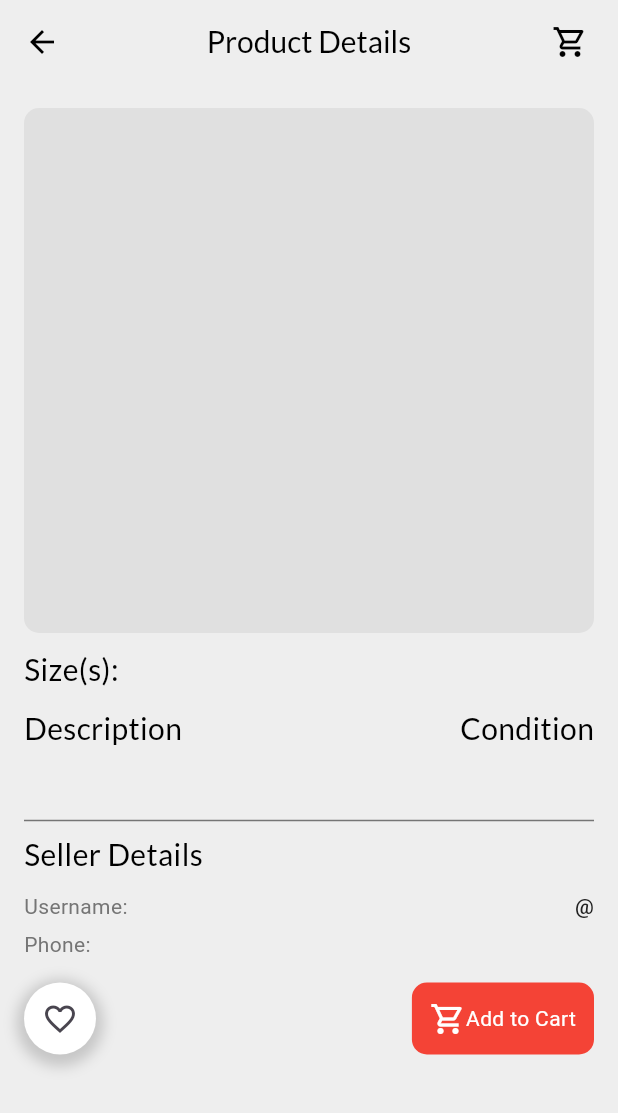
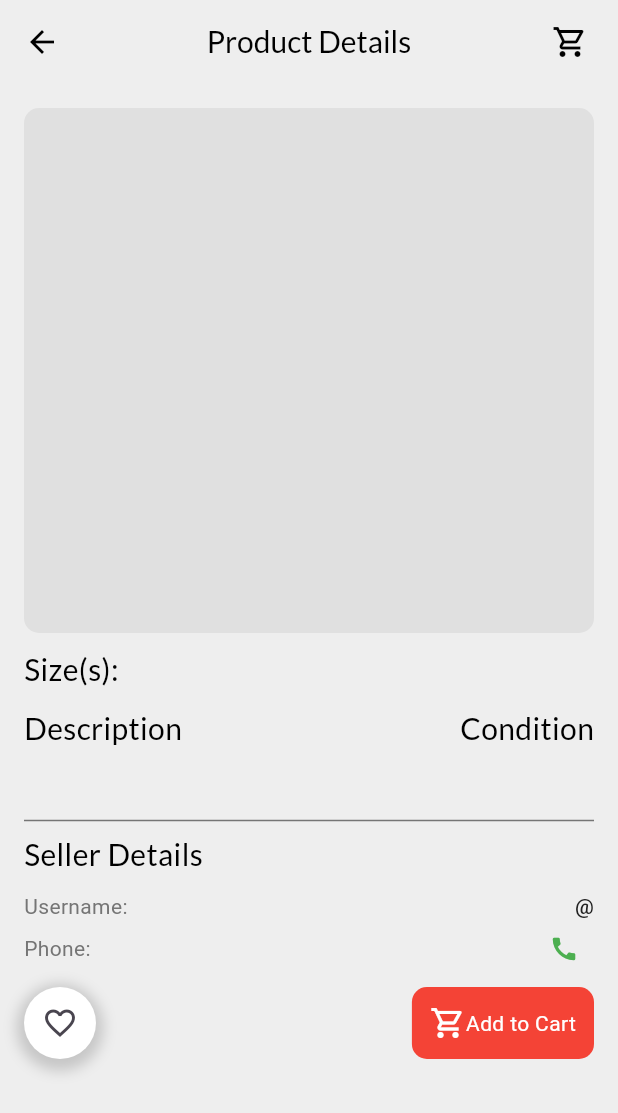
Before and after one commit to johnomeyo/localSell, a Flutter app: the ProductDetails screen opened directly with empty values, on a phone screen of 412 x 824 dp. Shown: the top 1113 px of the screen. Run offline on Flutter 3.47's test engine with Material 3 defaults, Android fonts, the phone set to English and light mode, and no system bars; drawn by our look-alikes of carousel_slider; our stand-ins replace cloud_firestore, firebase_auth, firebase_core, firebase_storage, flutter_slidable, google_fonts and 4 more; accounts and stored records are empty; network calls fail.

Commit message:
enable user to call the seller from our app

```diff
--- a/lib/pages/product_display.dart
+++ b/lib/pages/product_display.dart
@@ -6,6 +6,7 @@ import 'package:local_sell/pages/cart_page.dart';
 import 'package:local_sell/providers/cart_provider.dart';
 import 'package:local_sell/providers/favorite_provider.dart';
 import 'package:provider/provider.dart';
+import 'package:url_launcher/url_launcher.dart';
 
 class ProductDetails extends StatefulWidget {
   const ProductDetails({super.key, required this.product});
@@ -16,9 +17,14 @@ class ProductDetails extends StatefulWidget {
 
 class _ProductDetailsState extends State<ProductDetails> {
   final sizeController = TextEditingController();
-void call(){
+  void call(String phoneNumber) async {
 //open the phone app on the user's device
-}
+    final call = 'tel:$phoneNumber';
+    if (await canLaunchUrl(Uri.parse(call))) {
+      await launchUrl(Uri.parse(call));
+    }
+  }
+
   @override
   Widget build(BuildContext context) {
     return Scaffold(
@@ -189,7 +195,7 @@ void call(){
                 ],
               ),
               const SizedBox(
-                height: 5,
+                height: 8,
               ),
               Row(
                 children: [
@@ -199,12 +205,20 @@ void call(){
                   ),
                   const Spacer(),
                   GestureDetector(
-                    onTap: ()=>call(),
-                    child: Text(
+                    onTap: () => call(
                       widget.product.sellerPhone,
-                      style: TextStyle(
-                          color: Colors.grey.shade900,
-                          fontWeight: FontWeight.w500),
+                    ),
+                    child: Row(
+                      children: [
+                        const Icon(Icons.call, color: Colors.green, size: 20,),
+                        const SizedBox(width: 10,),
+                        Text(
+                          widget.product.sellerPhone,
+                          style: TextStyle(
+                              color: Colors.grey.shade900,
+                              fontWeight: FontWeight.w500),
+                        ),
+                      ],
                     ),
                   ),
                 ],
@@ -234,7 +248,7 @@ void call(){
                             if (favoriteProvider.isFavorite(widget.product) !=
                                 true) {
                               favoriteProvider.addToFavorites(widget.product);
-                              print(favoriteProvider.favorites.length);
+                              // print(favoriteProvider.favorites.length);
                             }
                             // favoriteProvider
                             //     .removeFromFavorites(widget.product);
@@ -258,8 +272,7 @@ void call(){
                             padding: const EdgeInsets.all(16.0),
                             decoration: BoxDecoration(
                               color: Colors.black,
-                              borderRadius: BorderRadius.circular(
-                                  10.0),
+                              borderRadius: BorderRadius.circular(10.0),
                             ),
                             child: const Text('Successfully added to cart')),
                         duration: const Duration(seconds: 2),
--- a/pubspec.yaml
+++ b/pubspec.yaml
@@ -48,6 +48,7 @@ dependencies:
   flutter_slidable: ^3.0.1
   carousel_slider: ^4.2.1
   multiple_images_picker: ^1.0.1
+  url_launcher: ^6.2.2
 
 dev_dependencies:
   flutter_test:
```
Also changed, not shown: lib/components/drawer.dart (+3 -5 lines), lib/pages/dummy.dart (deleted, +0 -70 lines), pubspec.lock, 7 other files.
